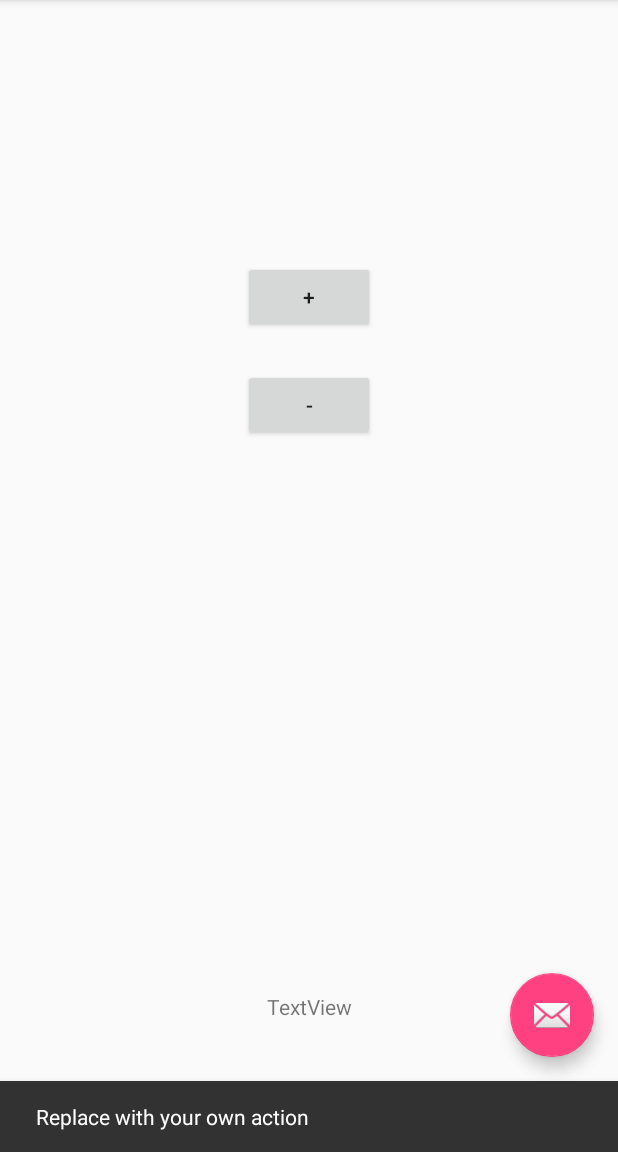
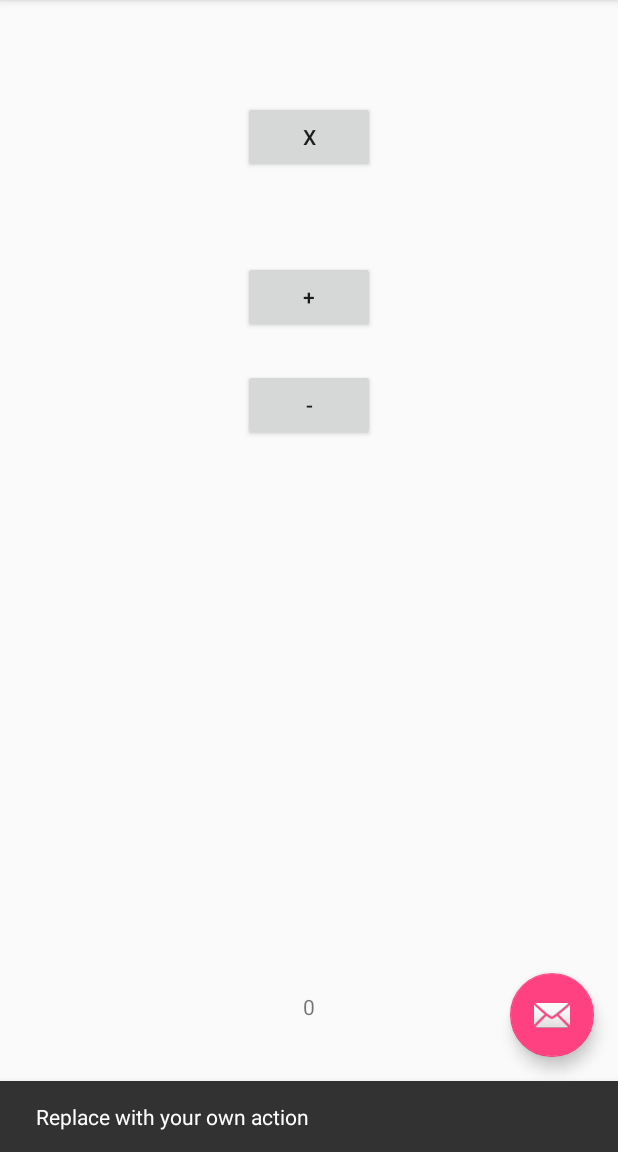
Before and after one commit to cuentaasix2013/githubtest, an Android app: the screen it shows after launch (MainActivity), after a tap on an icon or button, on a phone screen of 412 x 824 dp, the part 84-1236 px from its top. Run offline under Robolectric (Android 15) with nearby library versions, the phone set to English and light mode, and no system bars; 1 other tap on this screen came first.

```diff
--- a/app/src/main/java/com/pruebascongit/pau/githubtest/MainActivityFragment.java
+++ b/app/src/main/java/com/pruebascongit/pau/githubtest/MainActivityFragment.java
@@ -13,7 +13,7 @@ import android.widget.TextView;
  */
 public class MainActivityFragment extends Fragment implements View.OnClickListener{
 
-    private Button mas, menos;
+    private Button mas, menos, muli;
     private TextView txt;
     int i = 0;
     public MainActivityFragment() {
@@ -26,10 +26,12 @@ public class MainActivityFragment extends Fragment implements View.OnClickListen
 
         mas = (Button) view.findViewById(R.id.button);
         menos = (Button) view.findViewById(R.id.btn2);
+        muli = (Button) view.findViewById(R.id.multi);
         txt = (TextView) view.findViewById(R.id.textView);
 
         mas.setOnClickListener(this);
         menos.setOnClickListener(this);
+        muli.setOnClickListener(this);
 
         return view;
     }
@@ -46,7 +48,10 @@ public class MainActivityFragment extends Fragment implements View.OnClickListen
                 i--;
                 txt.setText(String.valueOf(i));
                 break;
-
+            case R.id.multi:
+                i *= 2;
+                txt.setText(String.valueOf(i));
+                break;
         }
     }
 }
--- a/app/src/main/res/layout/fragment_main.xml
+++ b/app/src/main/res/layout/fragment_main.xml
@@ -47,4 +47,20 @@
         app:layout_constraintRight_toRightOf="@+id/button"
         android:layout_marginTop="24dp"
         app:layout_constraintTop_toBottomOf="@+id/button" />
+
+    <Button
+        android:text="X"
+        android:layout_width="wrap_content"
+        android:layout_height="wrap_content"
+        android:id="@+id/multi"
+        android:layout_marginTop="16dp"
+        app:layout_constraintTop_toTopOf="parent"
+        android:layout_marginStart="16dp"
+        app:layout_constraintLeft_toLeftOf="parent"
+        android:layout_marginLeft="16dp"
+        android:layout_marginEnd="16dp"
+        app:layout_constraintRight_toRightOf="parent"
+        android:layout_marginRight="16dp"
+        app:layout_constraintBottom_toTopOf="@+id/button"
+        android:layout_marginBottom="8dp" />
 </android.support.constraint.ConstraintLayout>
```
